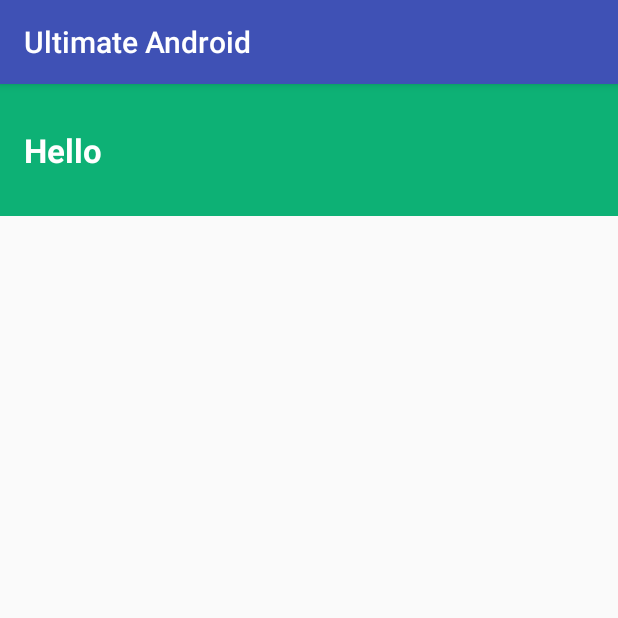
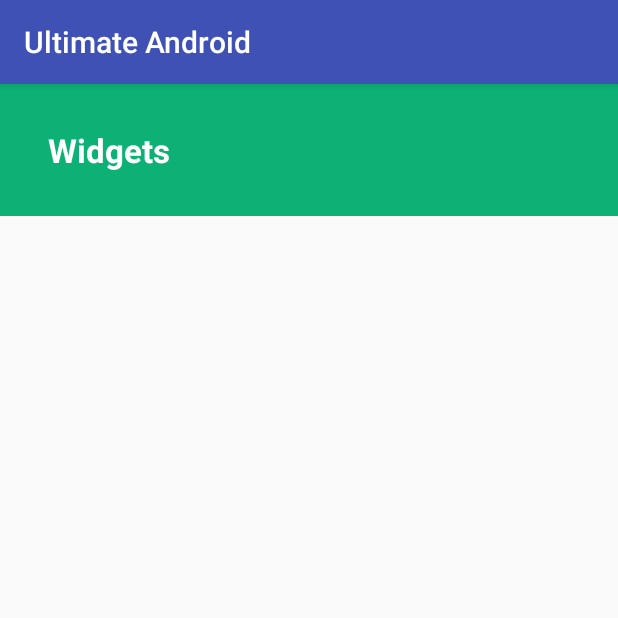
Before and after one commit to SnehPandya18/UltimateAndroid, an Android app: the screen it shows after launch (MainActivity), on a phone screen of 412 x 824 dp, the top half of it. Run offline under Robolectric (Android 15) with nearby library versions, the phone set to English and light mode, and no system bars.

Commit message:
Update: Style, Strings, Colors

```diff
--- a/app/src/main/res/layout/activity_main.xml
+++ b/app/src/main/res/layout/activity_main.xml
@@ -11,6 +11,6 @@
         style="@style/CategoryStyle"
         android:background="#0db175"
         android:textAppearance="?android:attr/textAppearanceLarge"
-        android:text="Hello" />
+        android:text="@string/widgets" />
 
 </RelativeLayout>
--- a/app/src/main/res/values/styles.xml
+++ b/app/src/main/res/values/styles.xml
@@ -16,7 +16,7 @@
         <item name="android:layout_width">match_parent</item>
         <item name="android:layout_height">88dp</item>
         <item name="android:gravity">center_vertical</item>
-        <item name="android:padding">16dp</item>
+        <item name="android:paddingLeft">32dp</item>
         <item name="android:textColor">@android:color/white</item>
         <item name="android:textStyle">bold</item>
         <item name="android:textAppearance">?android:textAppearanceMedium</item>
```
